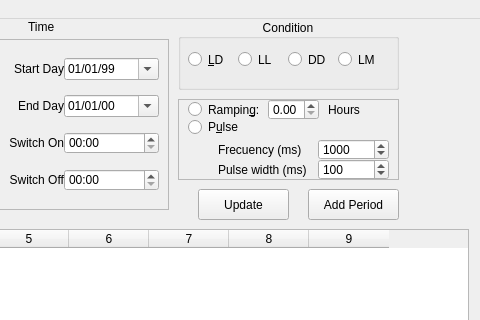
The window that led-control/src/GuiCode.ui (PolygonalTree/Led-control) describes before a commit, drawn with Qt 5; both pictures show x 342 to 822 and y 0 to 320 of the 822 by 635 pixel window.
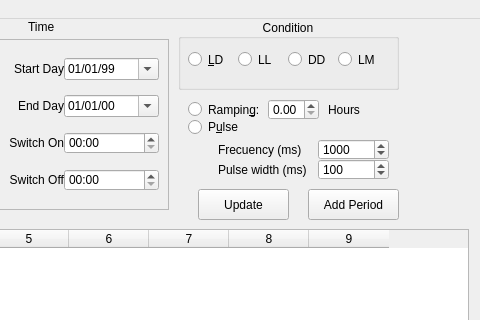
The same window after the commit.

Patch:
```diff
--- a/led-control/src/GuiCode.ui
+++ b/led-control/src/GuiCode.ui
@@ -404,22 +404,6 @@
      <string>Pulse width (ms)</string>
     </property>
    </widget>
-   <widget class="QFrame" name="frame">
-    <property name="geometry">
-     <rect>
-      <x>520</x>
-      <y>80</y>
-      <width>221</width>
-      <height>81</height>
-     </rect>
-    </property>
-    <property name="frameShape">
-     <enum>QFrame::StyledPanel</enum>
-    </property>
-    <property name="frameShadow">
-     <enum>QFrame::Sunken</enum>
-    </property>
-   </widget>
    <widget class="QFrame" name="frame_2">
     <property name="geometry">
      <rect>
```
Left out of the diff: 1 changed line with no effect on the pictures.
